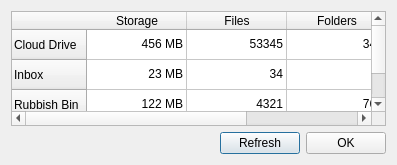
This is Source/MEGASync/gui/linux/AccountDetailsDialog.ui in meganz/MEGAsync as Qt 5 draws it before an edit. The edited form follows.
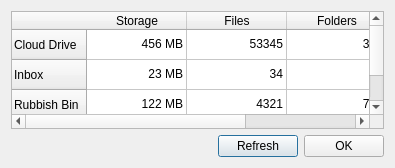
This is the edited form.

Patch:
```diff
--- a/Source/MEGASync/gui/linux/AccountDetailsDialog.ui
+++ b/Source/MEGASync/gui/linux/AccountDetailsDialog.ui
@@ -6,8 +6,8 @@
    <rect>
     <x>0</x>
     <y>0</y>
-    <width>397</width>
-    <height>165</height>
+    <width>395</width>
+    <height>168</height>
    </rect>
   </property>
   <property name="windowTitle">
```
